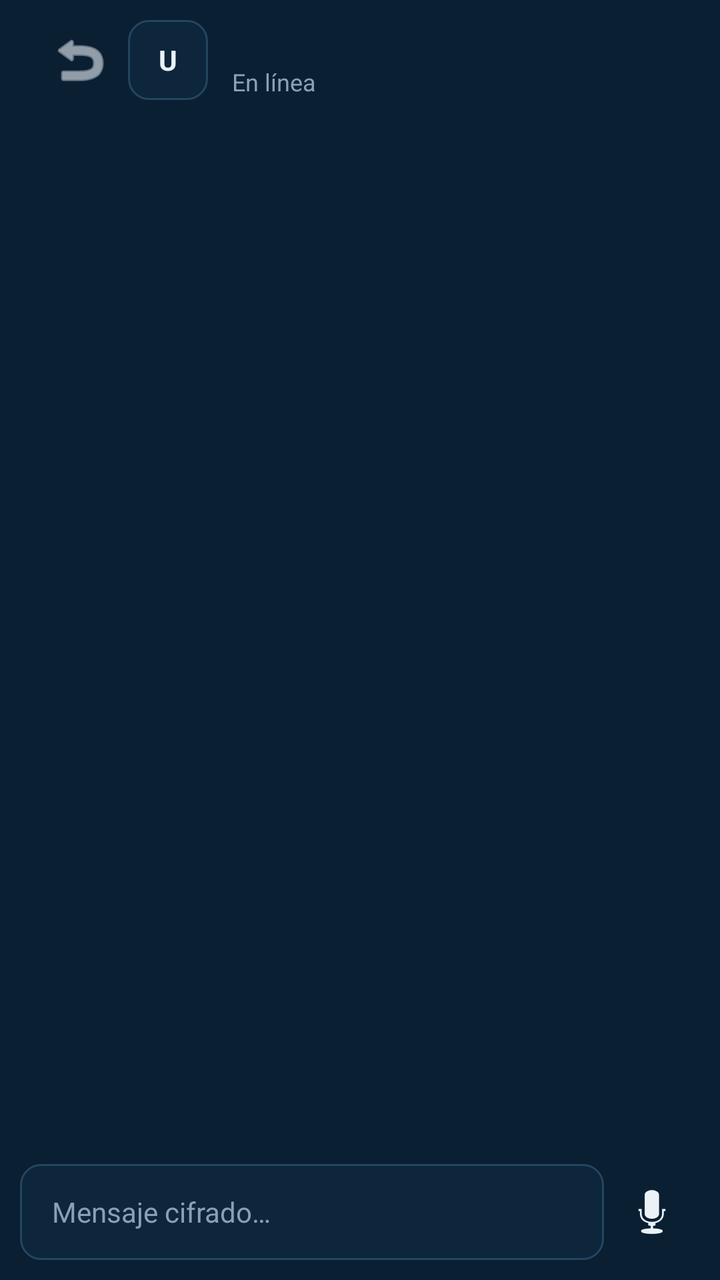
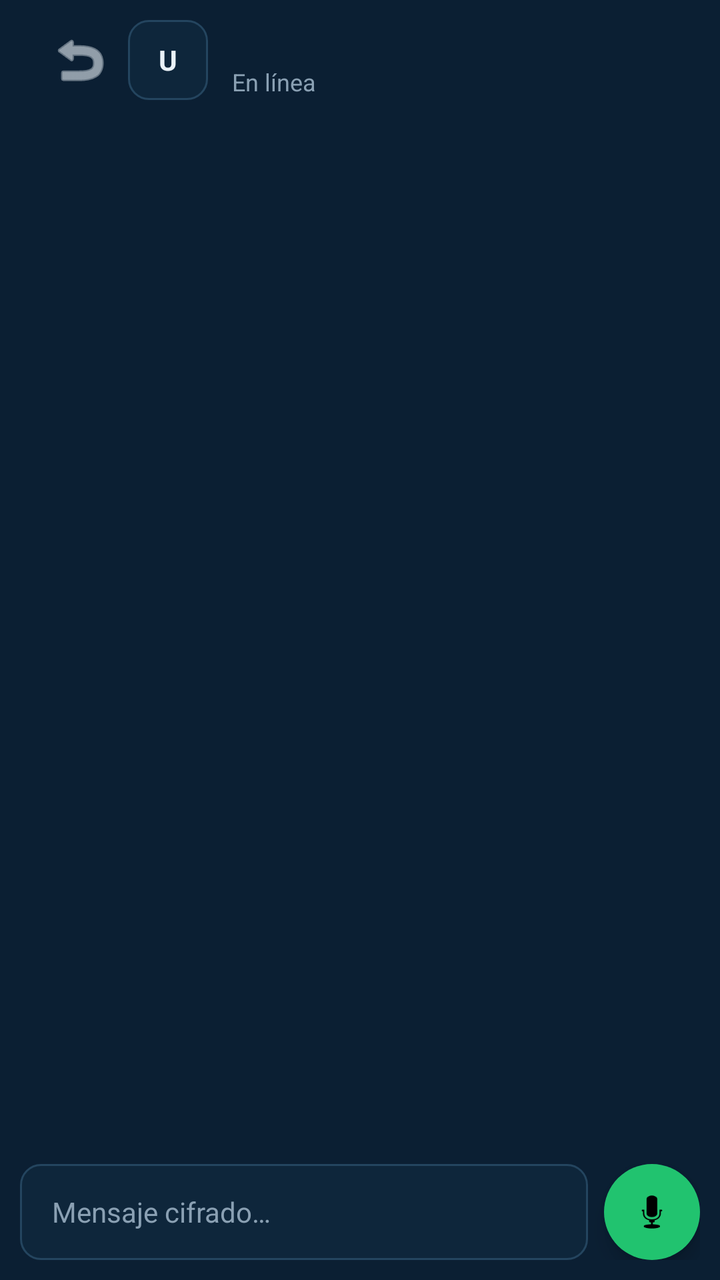

Before-and-after screenshots of an Android layout around one commit, followed by the original layout XML and the change that was made.
<!-- AndroidManifest.xml: application theme Theme.SeminarioFinal -->
<!-- res/layout/activity_chat.xml -->
<?xml version="1.0" encoding="utf-8"?>
<RelativeLayout xmlns:android="http://schemas.android.com/apk/res/android"
    xmlns:app="http://schemas.android.com/apk/res-auto"
    android:layout_width="match_parent"
    android:layout_height="match_parent"
    android:background="@color/navy">

    
    <LinearLayout
        android:id="@+id/chatHeader"
        android:layout_width="match_parent"
        android:layout_height="60dp"
        android:layout_alignParentTop="true"
        android:gravity="center_vertical"
        android:orientation="horizontal"
        android:paddingHorizontal="16dp"
        android:background="@color/navy">

        <ImageButton
            android:id="@+id/btnBack"
            android:layout_width="48dp"
            android:layout_height="48dp"
            android:background="?attr/selectableItemBackgroundBorderless"
            android:src="@android:drawable/ic_menu_revert"
            app:tint="@color/white"
            android:contentDescription="Volver atrás" />

        
        <TextView
            android:id="@+id/chAv"
            android:layout_width="40dp"
            android:layout_height="40dp"
            android:layout_marginEnd="12dp"
            android:background="@drawable/bg_input_dark"
            android:gravity="center"
            android:text="U"
            android:textColor="@color/white"
            android:textStyle="bold" />

        <LinearLayout
            android:layout_width="0dp"
            android:layout_height="wrap_content"
            android:layout_weight="1"
            android:orientation="vertical">

            <TextView
                android:id="@+id/chName"
                android:layout_width="wrap_content"
                android:layout_height="wrap_content"
                android:textColor="@color/white"
                android:textSize="16sp"
                android:textStyle="bold" />

            <TextView
                android:id="@+id/chSub"
                android:layout_width="wrap_content"
                android:layout_height="wrap_content"
                android:text="En línea"
                android:textColor="@color/mut_text"
                android:textSize="12sp" />
        </LinearLayout>
    </LinearLayout>

    
    <LinearLayout
        android:id="@+id/inputBar"
        android:layout_width="match_parent"
        android:layout_height="wrap_content"
        android:layout_alignParentBottom="true"
        android:gravity="center_vertical"
        android:orientation="horizontal"
        android:padding="10dp">

        <EditText
            android:id="@+id/txtInput"
            android:layout_width="0dp"
            android:layout_height="48dp"
            android:layout_weight="1"
            android:background="@drawable/bg_input_dark"
            android:hint="Mensaje cifrado…"
            android:textColorHint="@color/mut_text"
            android:paddingHorizontal="16dp"
            android:textColor="@color/white"
            android:textSize="14sp" />

        <ImageButton
            android:id="@+id/micBtn"
            android:layout_width="48dp"
            android:layout_height="48dp"
            android:background="?attr/selectableItemBackgroundBorderless"
            android:src="@android:drawable/ic_btn_speak_now"
            app:tint="@color/white"
            android:contentDescription="Grabar mensaje de voz" />
    </LinearLayout>

    
    <androidx.recyclerview.widget.RecyclerView
        android:id="@+id/chatRecyclerView"
        android:layout_width="match_parent"
        android:layout_height="match_parent"
        android:layout_above="@id/inputBar"
        android:layout_below="@id/chatHeader"
        android:padding="16dp"
        android:clipToPadding="false" />

</RelativeLayout>
<!-- resources referenced by this layout -->
<resources>
  <color name="mut_text">#8AA0B3</color>
  <color name="navy">#0B1F33</color>
  <color name="white">#EAF2F8</color>
  <!-- drawable bg_input_dark (drawable) -->
  <?xml version="1.0" encoding="utf-8"?>
  <shape xmlns:android="http://schemas.android.com/apk/res/android">
      <solid android:color="@color/navy_input" />
      <stroke android:width="1dp" android:color="@color/line_border" />
      <corners android:radius="10dp" />
  </shape>
  <style name="Theme.SeminarioFinal" parent="Base.Theme.SeminarioFinal" />
  <color name="navy_input">#0E263B</color>
  <color name="line_border">#24455F</color>
  <style name="Base.Theme.SeminarioFinal" parent="Theme.Material3.DayNight.NoActionBar">
          
          
      </style>
</resources>

<!-- the commit's change to res/layout/activity_chat.xml (unified diff, before → after) -->
@@ -83,14 +83,20 @@
             android:textColor="@color/white"
             android:textSize="14sp" />
 
-        <ImageButton
+        <com.google.android.material.floatingactionbutton.FloatingActionButton
             android:id="@+id/micBtn"
-            android:layout_width="48dp"
-            android:layout_height="48dp"
-            android:background="?attr/selectableItemBackgroundBorderless"
+            android:layout_width="wrap_content"
+            android:layout_height="wrap_content"
+            android:layout_marginStart="8dp"
+            android:clickable="true"
+            android:focusable="true"
+            android:contentDescription="Grabar audio o enviar"
+            app:backgroundTint="@color/green_accent"
+            app:fabCustomSize="48dp"
+            app:maxImageSize="24dp"
+            app:shapeAppearanceOverlay="@style/CircleFAB"
             android:src="@android:drawable/ic_btn_speak_now"
-            app:tint="@color/white"
-            android:contentDescription="Grabar mensaje de voz" />
+            app:tint="@android:color/black" />
     </LinearLayout>
 
     
<!-- resource entries referenced after the edit -->
@@ -1,5 +1,6 @@
 <!-- resources referenced by this layout -->
 <resources>
+  <color name="green_accent">#21C36F</color>
   <color name="mut_text">#8AA0B3</color>
   <color name="navy">#0B1F33</color>
   <color name="white">#EAF2F8</color>
@@ -10,6 +11,9 @@
       <stroke android:width="1dp" android:color="@color/line_border" />
       <corners android:radius="10dp" />
   </shape>
+  <style name="CircleFAB" parent="">
+          <item name="cornerSize">50%</item>
+      </style>
   <style name="Theme.SeminarioFinal" parent="Base.Theme.SeminarioFinal" />
   <color name="navy_input">#0E263B</color>
   <color name="line_border">#24455F</color>
